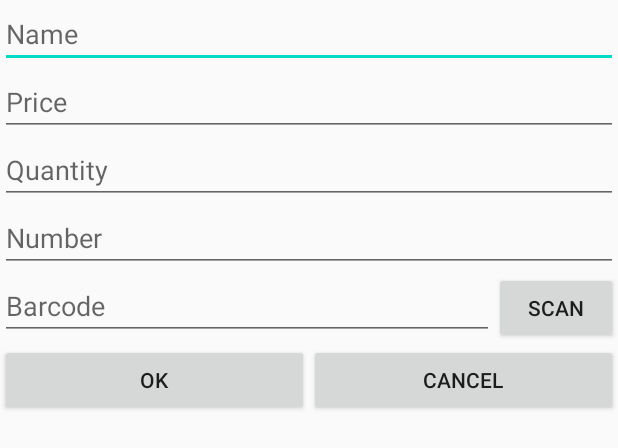
After one commit to Leet-Soft/MyCoolApp, an Android app: the layout add_edit_product_dialog.xml on its own in the app's theme, with its tools: preview values and no code run, on a phone screen of 412 x 824 dp. The commit adds this screen. Shown: the top 448 px of the screen. Run offline under Robolectric (Android 15) with nearby library versions, the phone set to English and light mode, and no system bars.

Commit message:
Day 2 before break

```diff
--- a/app/src/main/java/uni/fmi/masters/mycoolapp/LoginActivity.java
+++ b/app/src/main/java/uni/fmi/masters/mycoolapp/LoginActivity.java
@@ -56,12 +56,14 @@ public class LoginActivity extends AppCompatActivity {
                 String passwordInput = passwordET.getText().toString();
                 new LoginAsynTask(usernameInput, passwordInput).execute();
 
+
             }else{
                 Intent intent = new Intent(LoginActivity.this, RegisterActivity.class);
                 startActivity(intent);
             }
         }
     };
+
 
     private class LoginAsynTask extends AsyncTask<Void, Void, Void> {
 
--- a/app/src/main/java/uni/fmi/masters/mycoolapp/Product.java
+++ b/app/src/main/java/uni/fmi/masters/mycoolapp/Product.java
@@ -1,4 +1,6 @@
 package uni.fmi.masters.mycoolapp;
+
+import android.app.Instrumentation;
 
 public class Product {
     private int ID;
@@ -15,6 +17,8 @@ public class Product {
         this.number = number;
         this.barcode = barcode;
     }
+
+    public  Product() { }
 
     public int getID() {
         return ID;
--- /dev/null
+++ b/app/src/main/res/layout/add_edit_product_dialog.xml
@@ -0,0 +1,80 @@
+<?xml version="1.0" encoding="utf-8"?>
+<LinearLayout xmlns:android="http://schemas.android.com/apk/res/android"
+    android:layout_width="match_parent"
+    android:layout_height="wrap_content"
+    android:orientation="vertical">
+
+    <EditText
+        android:id="@+id/nameEditText"
+        android:layout_width="match_parent"
+        android:layout_height="wrap_content"
+        android:ems="10"
+        android:hint="Name"
+        android:inputType="textPersonName" />
+
+    <EditText
+        android:id="@+id/priceEditText"
+        android:layout_width="match_parent"
+        android:layout_height="wrap_content"
+        android:ems="10"
+        android:hint="Price"
+        android:inputType="numberDecimal" />
+
+    <EditText
+        android:id="@+id/quantityEditText"
+        android:layout_width="match_parent"
+        android:layout_height="wrap_content"
+        android:ems="10"
+        android:hint="Quantity"
+        android:inputType="number" />
+
+    <EditText
+        android:id="@+id/numberEditText"
+        android:layout_width="match_parent"
+        android:layout_height="wrap_content"
+        android:ems="10"
+        android:hint="Number"
+        android:inputType="textPersonName" />
+
+    <LinearLayout
+        android:layout_width="match_parent"
+        android:layout_height="match_parent"
+        android:orientation="horizontal">
+
+        <EditText
+            android:id="@+id/barcodeEditText"
+            android:layout_width="0dp"
+            android:layout_height="wrap_content"
+            android:layout_weight="4"
+            android:ems="10"
+            android:hint="Barcode"
+            android:inputType="textPersonName" />
+
+        <Button
+            android:id="@+id/scanBarcodeButton"
+            android:layout_width="0dp"
+            android:layout_height="wrap_content"
+            android:layout_weight="1"
+            android:text="scan" />
+    </LinearLayout>
+
+    <LinearLayout
+        android:layout_width="match_parent"
+        android:layout_height="match_parent"
+        android:orientation="horizontal">
+
+        <Button
+            android:id="@+id/okButton"
+            android:layout_width="wrap_content"
+            android:layout_height="wrap_content"
+            android:layout_weight="1"
+            android:text="OK" />
+
+        <Button
+            android:id="@+id/cancelButton"
+            android:layout_width="wrap_content"
+            android:layout_height="wrap_content"
+            android:layout_weight="1"
+            android:text="Cancel" />
+    </LinearLayout>
+</LinearLayout>
--- a/app/src/main/res/layout/app_bar_main.xml
+++ b/app/src/main/res/layout/app_bar_main.xml
@@ -28,6 +28,7 @@
         android:layout_height="wrap_content"
         android:layout_gravity="bottom|end"
         android:layout_margin="@dimen/fab_margin"
+        android:visibility="gone"
         app:srcCompat="@android:drawable/ic_dialog_email" />
 
 </androidx.coordinatorlayout.widget.CoordinatorLayout>
--- a/app/src/main/res/layout/fragment_home.xml
+++ b/app/src/main/res/layout/fragment_home.xml
@@ -19,4 +19,5 @@
         app:layout_constraintEnd_toEndOf="parent"
         app:layout_constraintStart_toStartOf="parent"
         app:layout_constraintTop_toTopOf="parent" />
+
 </androidx.constraintlayout.widget.ConstraintLayout>
--- a/app/src/main/res/values/strings.xml
+++ b/app/src/main/res/values/strings.xml
@@ -11,4 +11,6 @@
     <string name="menu_home">Home</string>
     <string name="menu_gallery">Gallery</string>
     <string name="menu_slideshow">Slideshow</string>
+    <!-- TODO: Remove or change this placeholder text -->
+    <string name="hello_blank_fragment">Hello blank fragment</string>
 </resources>
```
Also changed, not shown: app/src/main/java/uni/fmi/masters/mycoolapp/ui/product/ProductFragment.java (+177 -34 lines), app/src/main/res/layout/fragment_product.xml (+11 -1 lines).
